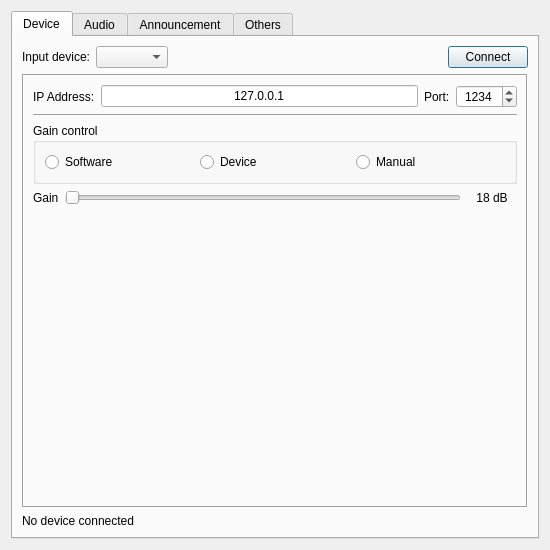
Before: the Qt Designer form gui/setupdialog.ui in KejPi/AbracaDABra, drawn with Qt 5.
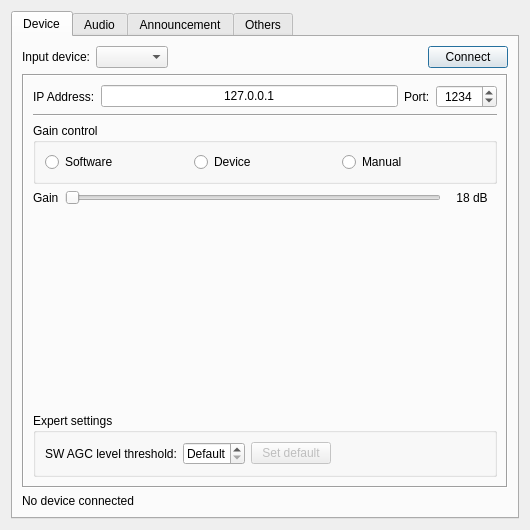
After: the same form once the commit is applied. The open tabs and pages were chosen to show the change. Custom widgets are drawn as their Qt base class.

Patch:
```diff
--- a/gui/setupdialog.ui
+++ b/gui/setupdialog.ui
@@ -6,8 +6,8 @@
    <rect>
     <x>0</x>
     <y>0</y>
-    <width>550</width>
-    <height>550</height>
+    <width>530</width>
+    <height>530</height>
    </rect>
   </property>
   <property name="minimumSize">
@@ -89,7 +89,7 @@
           <enum>QFrame::Sunken</enum>
          </property>
          <property name="currentIndex">
-          <number>0</number>
+          <number>1</number>
          </property>
          <widget class="QWidget" name="rtlsdrPage">
           <layout class="QVBoxLayout" name="verticalLayout_3">
@@ -307,6 +307,83 @@
          </widget>
          <widget class="QWidget" name="rtltcpPage">
           <layout class="QGridLayout" name="gridLayout_2">
+           <item row="0" column="0">
+            <widget class="QLabel" name="rtltcpIpAddrLabel">
+             <property name="text">
+              <string>IP Address:</string>
+             </property>
+            </widget>
+           </item>
+           <item row="5" column="0" colspan="4">
+            <widget class="QGroupBox" name="rtltcpExpertGroup">
+             <property name="title">
+              <string>Expert settings</string>
+             </property>
+             <layout class="QHBoxLayout" name="horizontalLayout_11">
+              <item>
+               <widget class="QLabel" name="rtltcpSwAgcLevelLabel">
+                <property name="text">
+                 <string>SW AGC level threshold:</string>
+                </property>
+               </widget>
+              </item>
+              <item>
+               <widget class="QSpinBox" name="rtltcpSwAgcMaxLevel">
+                <property name="sizePolicy">
+                 <sizepolicy hsizetype="Preferred" vsizetype="Fixed">
+                  <horstretch>0</horstretch>
+                  <verstretch>0</verstretch>
+                 </sizepolicy>
+                </property>
+                <property name="toolTip">
+                 <string>Maximum signal level</string>
+                </property>
+                <property name="specialValueText">
+                 <string>Default</string>
+                </property>
+                <property name="suffix">
+                 <string notr="true"/>
+                </property>
+                <property name="minimum">
+                 <number>0</number>
+                </property>
+                <property name="maximum">
+                 <number>127</number>
+                </property>
+                <property name="singleStep">
+                 <number>1</number>
+                </property>
+                <property name="value">
+                 <number>0</number>
+                </property>
+               </widget>
+              </item>
+              <item>
+               <widget class="QPushButton" name="rtltcpSwAgcMaxLevelDefault">
+                <property name="enabled">
+                 <bool>false</bool>
+                </property>
+                <property name="text">
+                 <string>Set default</string>
+                </property>
+               </widget>
+              </item>
+              <item>
+               <spacer name="horizontalSpacer_10">
+                <property name="orientation">
+                 <enum>Qt::Horizontal</enum>
+                </property>
+                <property name="sizeHint" stdset="0">
+                 <size>
+                  <width>40</width>
+                  <height>20</height>
+                 </size>
+                </property>
+               </spacer>
+              </item>
+             </layout>
+            </widget>
+           </item>
            <item row="3" column="0" colspan="4">
             <widget class="QWidget" name="rtltcpGainWidget" native="true">
              <layout class="QHBoxLayout" name="horizontalLayout_5">
@@ -355,36 +432,6 @@
              </layout>
             </widget>
            </item>
-           <item row="0" column="1">
-            <widget class="QLineEdit" name="rtltcpIpAddressEdit">
-             <property name="minimumSize">
-              <size>
-               <width>100</width>
-               <height>0</height>
-              </size>
-             </property>
-             <property name="text">
-              <string notr="true">127.0.0.1</string>
-             </property>
-             <property name="alignment">
-              <set>Qt::AlignCenter</set>
-             </property>
-            </widget>
-           </item>
-           <item row="1" column="0" colspan="4">
-            <widget class="Line" name="line">
-             <property name="orientation">
-              <enum>Qt::Horizontal</enum>
-             </property>
-            </widget>
-           </item>
-           <item row="0" column="0">
-            <widget class="QLabel" name="rtltcpIpAddrLabel">
-             <property name="text">
-              <string>IP Address:</string>
-             </property>
-            </widget>
-           </item>
            <item row="2" column="0" colspan="4">
             <widget class="QGroupBox" name="rtltcpGainModeGroup">
              <property name="title">
@@ -437,6 +484,29 @@
              </property>
             </widget>
            </item>
+           <item row="0" column="1">
+            <widget class="QLineEdit" name="rtltcpIpAddressEdit">
+             <property name="minimumSize">
+              <size>
+               <width>100</width>
+               <height>0</height>
+              </size>
+             </property>
+             <property name="text">
+              <string notr="true">127.0.0.1</string>
+             </property>
+             <property name="alignment">
+              <set>Qt::AlignCenter</set>
+             </property>
+            </widget>
+           </item>
+           <item row="1" column="0" colspan="4">
+            <widget class="Line" name="line">
+             <property name="orientation">
+              <enum>Qt::Horizontal</enum>
+             </property>
+            </widget>
+           </item>
            <item row="0" column="2">
             <widget class="QLabel" name="rtltcpPortLabel">
              <property name="text">
@@ -449,13 +519,10 @@
              <property name="orientation">
               <enum>Qt::Vertical</enum>
              </property>
-             <property name="sizeType">
-              <enum>QSizePolicy::MinimumExpanding</enum>
-             </property>
              <property name="sizeHint" stdset="0">
               <size>
                <width>20</width>
-               <height>0</height>
+               <height>40</height>
               </size>
              </property>
             </spacer>
```
